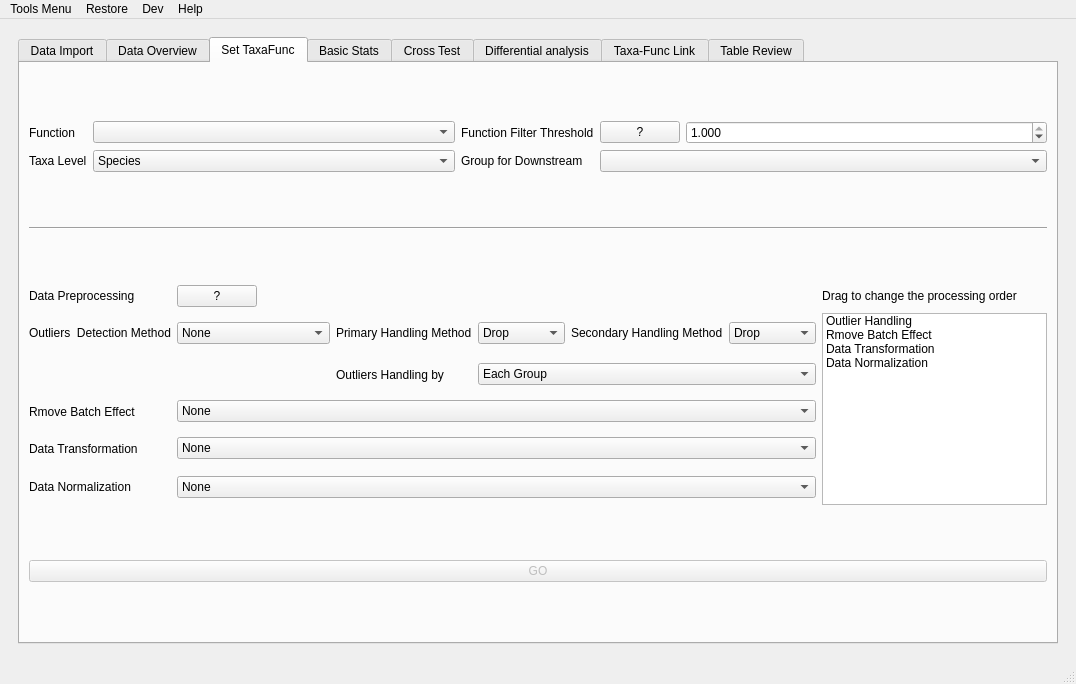
Before: the Qt Designer form utils/MetaX_GUI/MainWindow.ui in byemaxx/MetaX, drawn with Qt 5.
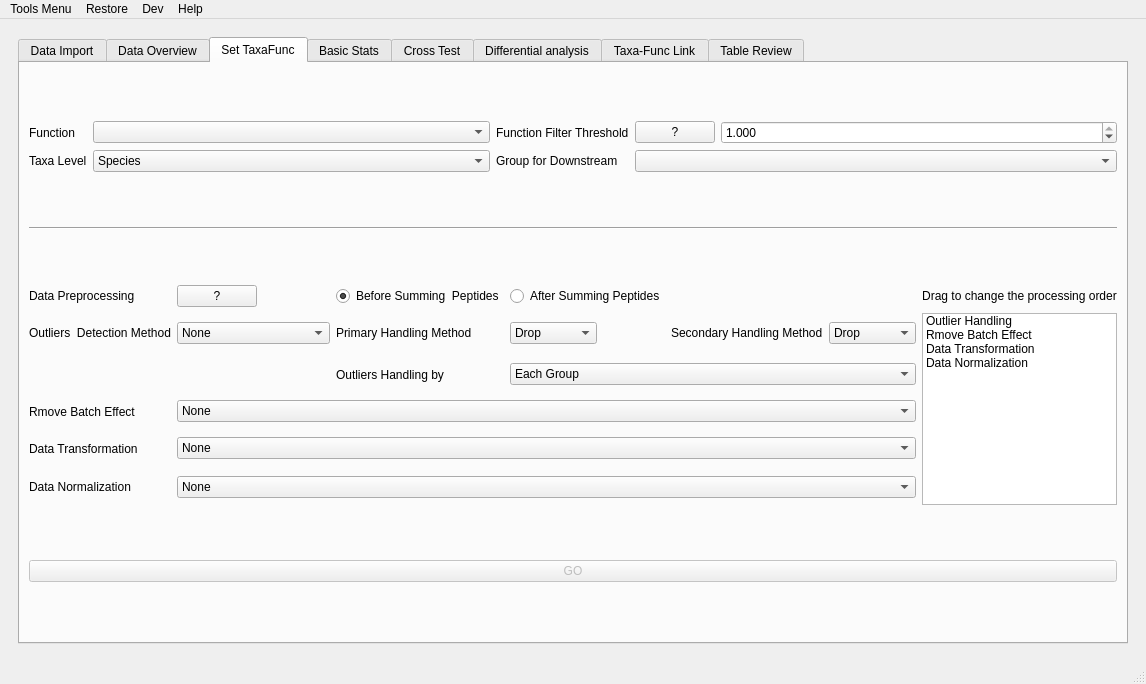
After: the same form once the commit is applied. The open tabs and pages were chosen to show the change.

Commit message: modified:   utils/GUI.py     添加数据预处理在summing peptide之后的选项 	modified:   utils/taxaFuncAnalyzer.py     -   添加数据预处理在summing peptide之后的选项     -   修改物种taxnomic level选择的代码.

The edit to the form file:
```diff
--- a/utils/MetaX_GUI/MainWindow.ui
+++ b/utils/MetaX_GUI/MainWindow.ui
@@ -793,6 +793,23 @@
                 </item>
                </widget>
               </item>
+              <item row="1" column="2">
+               <widget class="QRadioButton" name="radioButton_data_preprocessing_before_sum">
+                <property name="text">
+                 <string>Before Summing  Peptides</string>
+                </property>
+                <property name="checked">
+                 <bool>true</bool>
+                </property>
+               </widget>
+              </item>
+              <item row="1" column="3">
+               <widget class="QRadioButton" name="radioButton_data_preprocessing_after_sum">
+                <property name="text">
+                 <string>After Summing Peptides</string>
+                </property>
+               </widget>
+              </item>
              </layout>
             </item>
             <item row="0" column="0">
```
Left out of the diff: 4 changed lines with no effect on the pictures. The commit also changes 4 other files.
